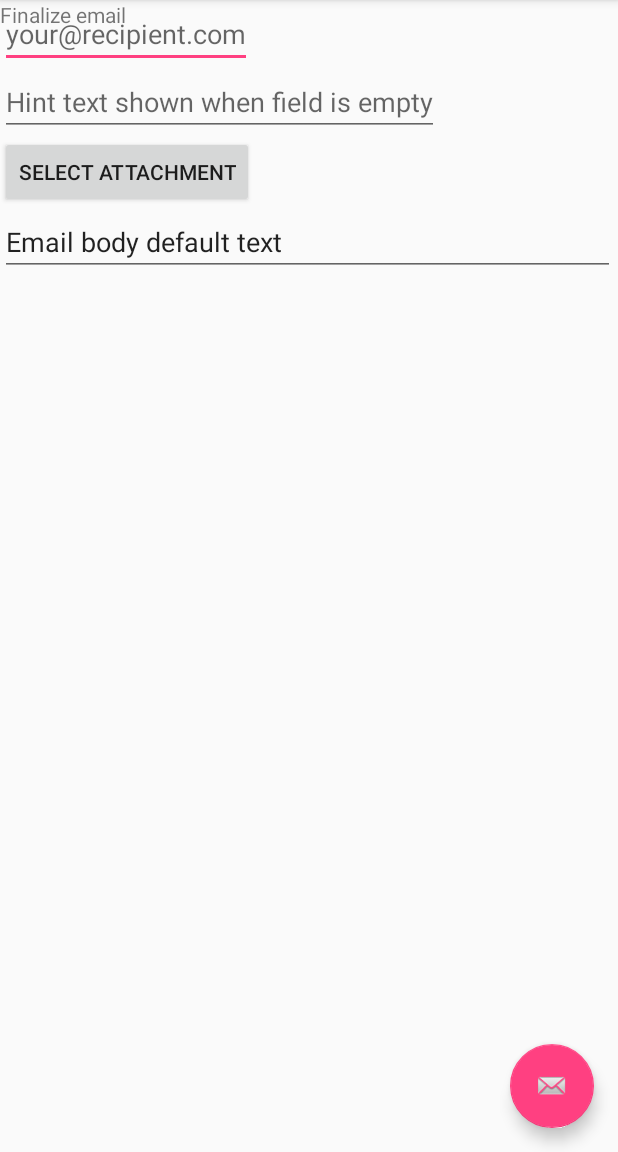
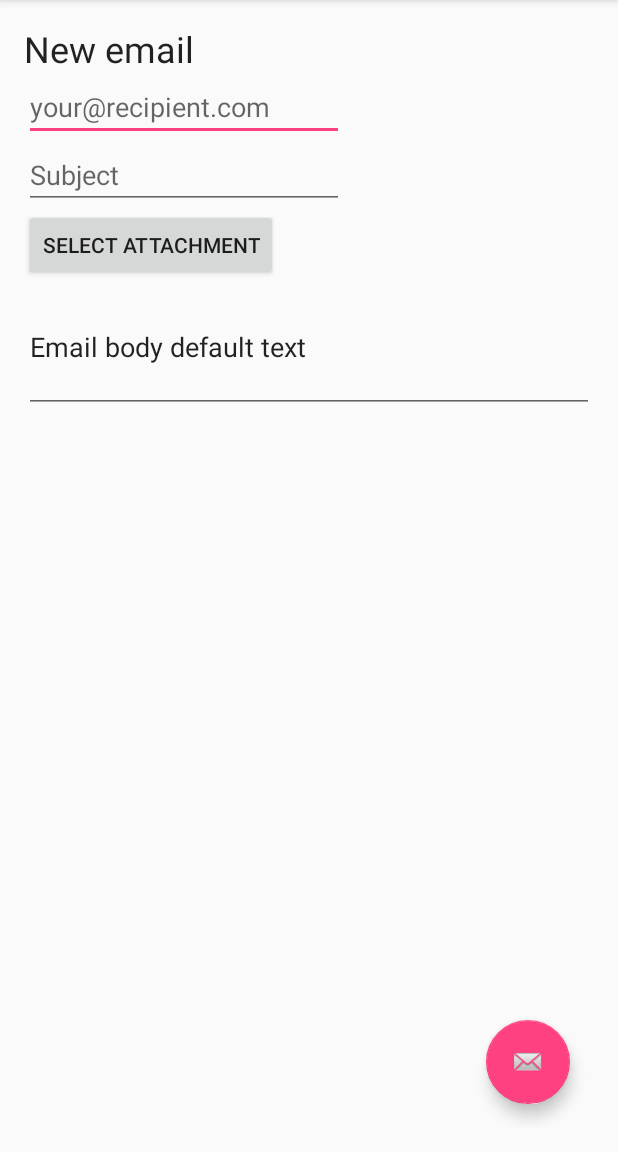
Before and after one commit to kattfisken/special-spoon, an Android app: the EmailActivity screen opened directly, with no data from a screen before it, on a phone screen of 412 x 824 dp, the part 84-1236 px from its top. Run offline under Robolectric (Android 15) with nearby library versions, the phone set to English and light mode, and no system bars; 1 statement that could not run was skipped.

Commit message:
uppgift 4 klargit status

```diff
--- a/Uppgift4/app/src/main/java/com/example/sara/uppgift4/AttachmentButton.java
+++ b/Uppgift4/app/src/main/java/com/example/sara/uppgift4/AttachmentButton.java
@@ -25,7 +25,7 @@ public class AttachmentButton extends Button {
 
     public AttachmentButton(Context context, AttributeSet attrs) {
         super(context, attrs);
-        setText(R.string.attatchement_button_text);
+        //setText(R.string.attatchement_button_text);
         setOnClickListener(new AttachmentButtonListener());
     }
 
--- a/Uppgift4/app/src/main/java/com/example/sara/uppgift4/MainActivity.java
+++ b/Uppgift4/app/src/main/java/com/example/sara/uppgift4/MainActivity.java
@@ -30,6 +30,10 @@ public class MainActivity extends AppCompatActivity {
         linkListView.setAdapter(sara);
     }
 
+    /**
+     * Method for generating a small database of cat links
+     * @return the database
+     */
     private ArrayList<LinkInfo> theListMaker() {
         ArrayList<LinkInfo> linkInfoArrayList = new ArrayList<LinkInfo>();
         linkInfoArrayList.add(new LinkInfo(LinkInfo.WEB_PAGE_LINK,"https://www.acc.umu.se/~zqad/cats/index.html","Kattalogen" ));
--- a/Uppgift4/app/src/main/res/layout/activity_email.xml
+++ b/Uppgift4/app/src/main/res/layout/activity_email.xml
@@ -2,57 +2,65 @@
 <android.support.design.widget.CoordinatorLayout xmlns:android="http://schemas.android.com/apk/res/android"
     android:layout_width="match_parent"
     android:layout_height="match_parent"
-    android:isScrollContainer="true">
+    android:isScrollContainer="true"
+    android:paddingBottom="@dimen/activity_vertical_margin"
+    android:paddingLeft="@dimen/activity_horizontal_margin"
+    android:paddingRight="@dimen/activity_horizontal_margin"
+    android:paddingTop="@dimen/activity_vertical_margin">
 
 
     <RelativeLayout
         android:layout_width="match_parent"
         android:layout_height="match_parent">
 
-        <!-- todo make hints smart -->
-        <!-- todo style header -->
+
         <android.support.v7.widget.AppCompatTextView
             android:id="@+id/email_header"
             android:layout_width="wrap_content"
             android:layout_height="wrap_content"
-            android:text="Finalize email" />
+            android:text="@string/header_new_email"
+            style="@style/TextAppearance.AppCompat.Headline"/>
 
-        <!-- todo set min/max width for inputs -->
+
         <android.support.v7.widget.AppCompatEditText
             android:id="@+id/input_to"
             android:layout_width="wrap_content"
             android:layout_height="wrap_content"
             android:layout_alignParentLeft="true"
-            android:layout_alignParentTop="true"
             android:layout_below="@id/email_header"
-            android:hint="your@recipient.com"
+            android:hint="@string/email_recipient_hint"
+            android:ems="10"
             android:inputType="textEmailAddress" />
 
-        <!--todo move text to resources-->
+
         <android.support.v7.widget.AppCompatEditText
             android:id="@+id/input_title"
             android:layout_width="wrap_content"
             android:layout_height="wrap_content"
             android:layout_alignParentLeft="true"
             android:layout_below="@id/input_to"
-            android:hint="Hint text shown when field is empty"
+            android:hint="@string/email_subject_hint"
+            android:minEms="10"
             android:inputType="textEmailSubject|textAutoCorrect" />
 
         <com.example.sara.uppgift4.AttachmentButton
             android:id="@+id/email_btn_attachment"
             android:layout_width="wrap_content"
             android:layout_height="wrap_content"
+            android:text="@string/attatchement_button_text"
             android:layout_below="@id/input_title" />
 
         <android.support.v7.widget.AppCompatEditText
             android:id="@+id/input_body"
-            android:layout_width="wrap_content"
+            android:layout_width="match_parent"
             android:layout_height="wrap_content"
+            android:lines="3"
             android:layout_alignParentLeft="true"
             android:layout_below="@id/email_btn_attachment"
-            android:hint="Hint text for body.
-             Shown when field empty"
-            android:inputType="textMultiLine|textAutoCorrect" />
+            android:hint="@string/email_message_hint"
+            android:inputType="textMultiLine|textAutoCorrect"
+            />
+
 
 
     </RelativeLayout>
--- a/Uppgift4/app/src/main/res/values/dimens.xml
+++ b/Uppgift4/app/src/main/res/values/dimens.xml
@@ -2,4 +2,5 @@
     <!-- Default screen margins, per the Android Design guidelines. -->
     <dimen name="activity_horizontal_margin">16dp</dimen>
     <dimen name="activity_vertical_margin">16dp</dimen>
+    <dimen name="link_sym_height">32dp</dimen>
 </resources>
--- a/Uppgift4/app/src/main/res/values/strings.xml
+++ b/Uppgift4/app/src/main/res/values/strings.xml
@@ -5,4 +5,8 @@
     <string name="attachment_chooser_header">Choose proof for fun-ness</string>
     <string name="attachment_button_text_replace">click again to replace!</string>
     <string name="snackbar_no_attachment">No attachment picked</string>
+    <string name="email_recipient_hint">your@recipient.com</string>
+    <string name="header_new_email">New email</string>
+    <string name="email_subject_hint">Subject</string>
+    <string name="email_message_hint">Write your email message here!</string>
 </resources>
```
Also changed, not shown: Uppgift4/app/src/main/java/com/example/sara/uppgift4/EmailActivity.java (+8 -8 lines), Uppgift4/app/src/main/java/com/example/sara/uppgift4/LinkInfoAdapter.java (+27 -19 lines), Uppgift4/app/src/main/res/layout/list_row.xml (+15 -8 lines).
